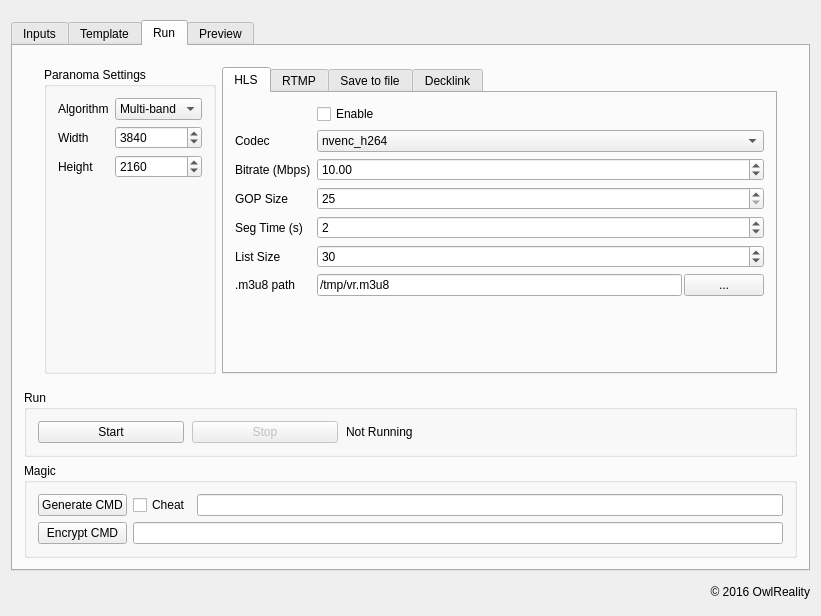
This is apps/livestitching/mainwindow.ui in blahgeek/OpenCV-octVR as Qt 5 draws it before an edit. The edited form follows.
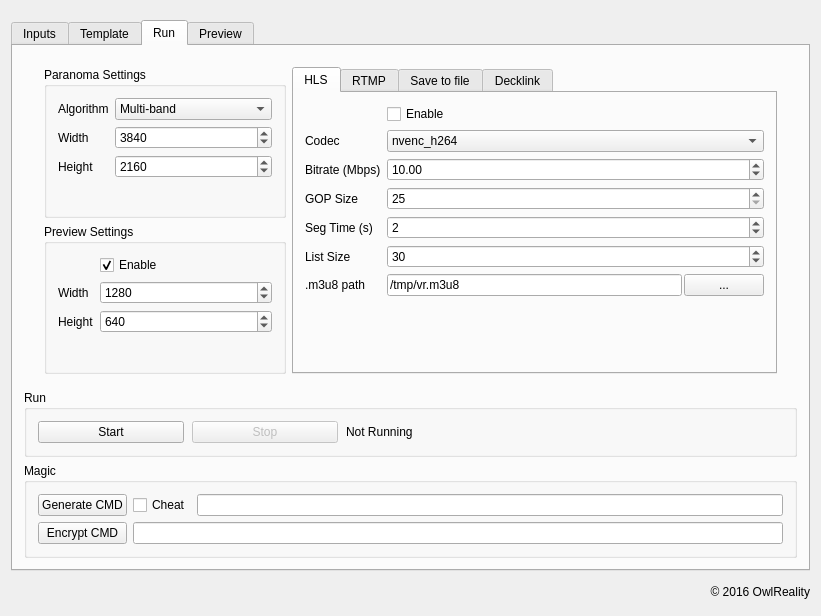
This is the edited form. The open tabs and pages were chosen to show the change.

Commit message: new preview settings in UI

What changed in the file:
```diff
--- a/apps/livestitching/mainwindow.ui
+++ b/apps/livestitching/mainwindow.ui
@@ -302,7 +302,7 @@
        </attribute>
        <layout class="QVBoxLayout" name="verticalLayout">
         <item>
-         <layout class="QHBoxLayout" name="horizontalLayout_2">
+         <layout class="QHBoxLayout" name="horizontalLayout_2" stretch="1,2">
           <property name="leftMargin">
            <number>20</number>
           </property>
@@ -316,6 +316,14 @@
            <number>10</number>
           </property>
           <item>
+           <layout class="QVBoxLayout" name="verticalLayout_5" stretch="1,1">
+            <property name="rightMargin">
+             <number>0</number>
+            </property>
+            <property name="bottomMargin">
+             <number>0</number>
+            </property>
+            <item>
            <widget class="QGroupBox" name="group_paranoma">
             <property name="title">
              <string>Paranoma Settings</string>
@@ -393,6 +401,67 @@
             <zorder>label_8</zorder>
             <zorder>paranoma_height</zorder>
            </widget>
+            </item>
+            <item>
+             <widget class="QGroupBox" name="groupBox">
+              <property name="title">
+               <string>Preview Settings</string>
+              </property>
+              <layout class="QFormLayout" name="formLayout_5">
+               <item row="1" column="0">
+                <widget class="QLabel" name="label_16">
+                 <property name="text">
+                  <string>Width</string>
+                 </property>
+                </widget>
+               </item>
+               <item row="1" column="1">
+                <widget class="QSpinBox" name="preview_width">
+                 <property name="minimum">
+                  <number>100</number>
+                 </property>
+                 <property name="maximum">
+                  <number>4096</number>
+                 </property>
+                 <property name="value">
+                  <number>1280</number>
+                 </property>
+                </widget>
+               </item>
+               <item row="2" column="0">
+                <widget class="QLabel" name="label_17">
+                 <property name="text">
+                  <string>Height</string>
+                 </property>
+                </widget>
+               </item>
+               <item row="2" column="1">
+                <widget class="QSpinBox" name="preview_height">
+                 <property name="minimum">
+                  <number>50</number>
+                 </property>
+                 <property name="maximum">
+                  <number>4096</number>
+                 </property>
+                 <property name="value">
+                  <number>640</number>
+                 </property>
+                </widget>
+               </item>
+               <item row="0" column="1">
+                <widget class="QCheckBox" name="preview_enable">
+                 <property name="text">
+                  <string>Enable</string>
+                 </property>
+                 <property name="checked">
+                  <bool>true</bool>
+                 </property>
+                </widget>
+               </item>
+              </layout>
+             </widget>
+            </item>
+           </layout>
           </item>
           <item>
            <widget class="QTabWidget" name="tabWidget_2">
```
Lines whose indentation alone changed are shown as unchanged. The commit also changes 3 other files.
